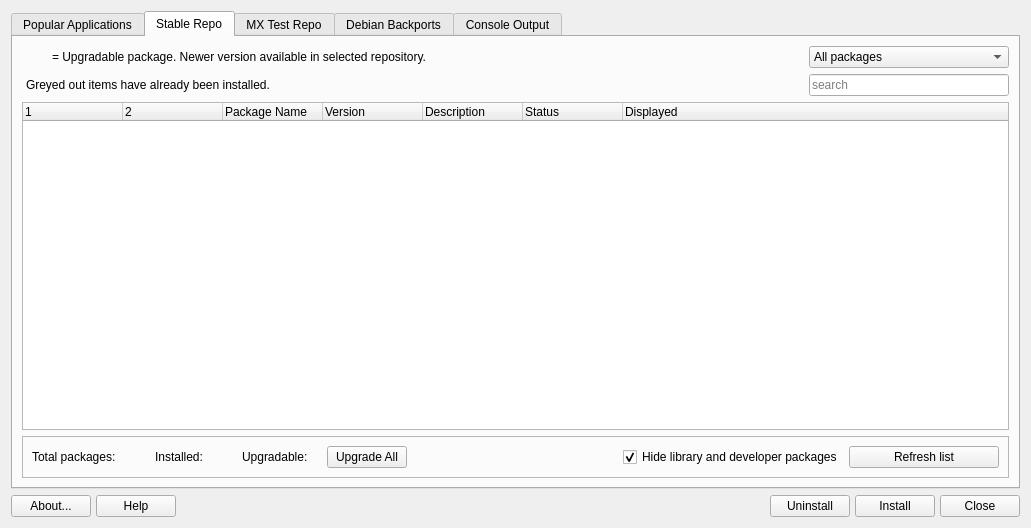
Before: the Qt Designer form mainwindow.ui in CachyOS/packageinstaller, drawn with Qt 5.
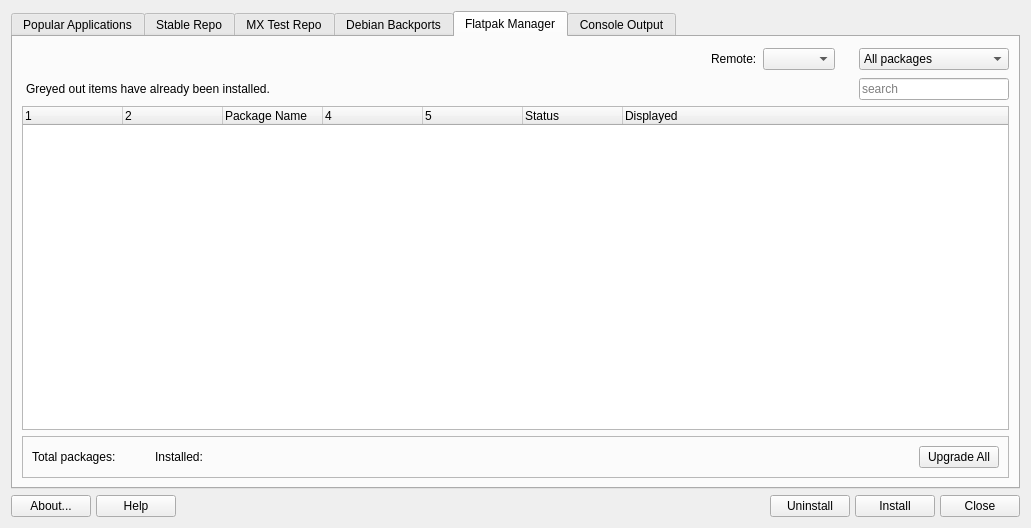
After: the same form once the commit is applied. Icons and pictures are not drawn.

Commit message: add Flatpak manager tab

What changed in the file:
```diff
--- a/mainwindow.ui
+++ b/mainwindow.ui
@@ -29,7 +29,7 @@
    <item>
     <widget class="QTabWidget" name="tabWidget">
      <property name="currentIndex">
-      <number>1</number>
+      <number>4</number>
      </property>
      <property name="documentMode">
       <bool>false</bool>
@@ -1139,6 +1139,239 @@
        </item>
       </layout>
      </widget>
+     <widget class="QWidget" name="tabFlatpak">
+      <attribute name="title">
+       <string>Flatpak Manager</string>
+      </attribute>
+      <layout class="QGridLayout" name="gridLayout_8">
+       <item row="1" column="7">
+        <widget class="QComboBox" name="comboFilterFlatpak">
+         <property name="enabled">
+          <bool>true</bool>
+         </property>
+         <property name="minimumSize">
+          <size>
+           <width>150</width>
+           <height>0</height>
+          </size>
+         </property>
+         <property name="maximumSize">
+          <size>
+           <width>200</width>
+           <height>16777215</height>
+          </size>
+         </property>
+         <property name="toolTip">
+          <string>&lt;html&gt;&lt;head/&gt;&lt;body&gt;&lt;p&gt;Filter packages according to their status.&lt;/p&gt;&lt;/body&gt;&lt;/html&gt;</string>
+         </property>
+         <property name="currentText">
+          <string>All packages</string>
+         </property>
+         <item>
+          <property name="text">
+           <string>All packages</string>
+          </property>
+         </item>
+         <item>
+          <property name="text">
+           <string>Installed</string>
+          </property>
+         </item>
+         <item>
+          <property name="text">
+           <string>Not installed</string>
+          </property>
+         </item>
+        </widget>
+       </item>
+       <item row="2" column="7">
+        <widget class="QLineEdit" name="searchBoxFlatpak">
+         <property name="minimumSize">
+          <size>
+           <width>150</width>
+           <height>0</height>
+          </size>
+         </property>
+         <property name="maximumSize">
+          <size>
+           <width>200</width>
+           <height>16777215</height>
+          </size>
+         </property>
+         <property name="placeholderText">
+          <string>search</string>
+         </property>
+         <property name="clearButtonEnabled">
+          <bool>true</bool>
+         </property>
+        </widget>
+       </item>
+       <item row="3" column="0" colspan="8">
+        <widget class="QTreeWidget" name="treeFlatpak">
+         <property name="sortingEnabled">
+          <bool>false</bool>
+         </property>
+         <column>
+          <property name="text">
+           <string notr="true"/>
+          </property>
+         </column>
+         <column>
+          <property name="text">
+           <string/>
+          </property>
+         </column>
+         <column>
+          <property name="text">
+           <string>Package Name</string>
+          </property>
+         </column>
+         <column>
+          <property name="text">
+           <string notr="true"/>
+          </property>
+         </column>
+         <column>
+          <property name="text">
+           <string notr="true"/>
+          </property>
+         </column>
+         <column>
+          <property name="text">
+           <string notr="true">Status</string>
+          </property>
+         </column>
+         <column>
+          <property name="text">
+           <string notr="true">Displayed</string>
+          </property>
+         </column>
+        </widget>
+       </item>
+       <item row="4" column="0" colspan="8">
+        <widget class="QFrame" name="frame_4">
+         <property name="frameShape">
+          <enum>QFrame::StyledPanel</enum>
+         </property>
+         <property name="frameShadow">
+          <enum>QFrame::Raised</enum>
+         </property>
+         <layout class="QGridLayout" name="gridLayout_7">
+          <item row="2" column="5">
+           <spacer name="horizontalSpacer_16">
+            <property name="orientation">
+             <enum>Qt::Horizontal</enum>
+            </property>
+            <property name="sizeType">
+             <enum>QSizePolicy::Expanding</enum>
+            </property>
+            <property name="sizeHint" stdset="0">
+             <size>
+              <width>20</width>
+              <height>20</height>
+             </size>
+            </property>
+           </spacer>
+          </item>
+          <item row="2" column="4">
+           <widget class="QLabel" name="labelNumInstFP">
+            <property name="text">
+             <string/>
+            </property>
+           </widget>
+          </item>
+          <item row="2" column="0">
+           <widget class="QLabel" name="labelTotalApps_4">
+            <property name="text">
+             <string>Total packages:</string>
+            </property>
+           </widget>
+          </item>
+          <item row="2" column="1">
+           <widget class="QLabel" name="labelNumAppFP">
+            <property name="text">
+             <string/>
+            </property>
+           </widget>
+          </item>
+          <item row="2" column="2">
+           <spacer name="horizontalSpacer_15">
+            <property name="orientation">
+             <enum>Qt::Horizontal</enum>
+            </property>
+            <property name="sizeType">
+             <enum>QSizePolicy::Preferred</enum>
+            </property>
+            <property name="sizeHint" stdset="0">
+             <size>
+              <width>20</width>
+              <height>20</height>
+             </size>
+            </property>
+           </spacer>
+          </item>
+          <item row="2" column="3">
+           <widget class="QLabel" name="labelInstalled_4">
+            <property name="text">
+             <string>Installed:</string>
+            </property>
+           </widget>
+          </item>
+          <item row="2" column="6">
+           <widget class="QPushButton" name="buttonUpgradeFP">
+            <property name="text">
+             <string>Upgrade All</string>
+            </property>
+            <property name="icon">
+             <iconset theme="system-upgrade">
+              <normaloff>.</normaloff>.</iconset>
+            </property>
+            <property name="autoDefault">
+             <bool>false</bool>
+            </property>
+           </widget>
+          </item>
+         </layout>
+        </widget>
+       </item>
+       <item row="2" column="0">
+        <widget class="QLabel" name="label_8">
+         <property name="text">
+          <string>Greyed out items have already been installed.</string>
+         </property>
+         <property name="margin">
+          <number>0</number>
+         </property>
+         <property name="indent">
+          <number>4</number>
+         </property>
+        </widget>
+       </item>
+       <item row="1" column="3">
+        <widget class="QComboBox" name="comboRemote"/>
+       </item>
+       <item row="1" column="2">
+        <widget class="QLabel" name="label_9">
+         <property name="text">
+          <string>Remote:</string>
+         </property>
+        </widget>
+       </item>
+       <item row="1" column="0" colspan="2">
+        <spacer name="horizontalSpacer_14">
+         <property name="orientation">
+          <enum>Qt::Horizontal</enum>
+         </property>
+         <property name="sizeHint" stdset="0">
+          <size>
+           <width>808</width>
+           <height>26</height>
+          </size>
+         </property>
+        </spacer>
+       </item>
+      </layout>
+     </widget>
      <widget class="QWidget" name="tabOutput">
       <attribute name="title">
        <string>Console Output</string>
```
Left out of the diff: 70 changed lines with no effect on the pictures. The commit also changes 31 other files.
